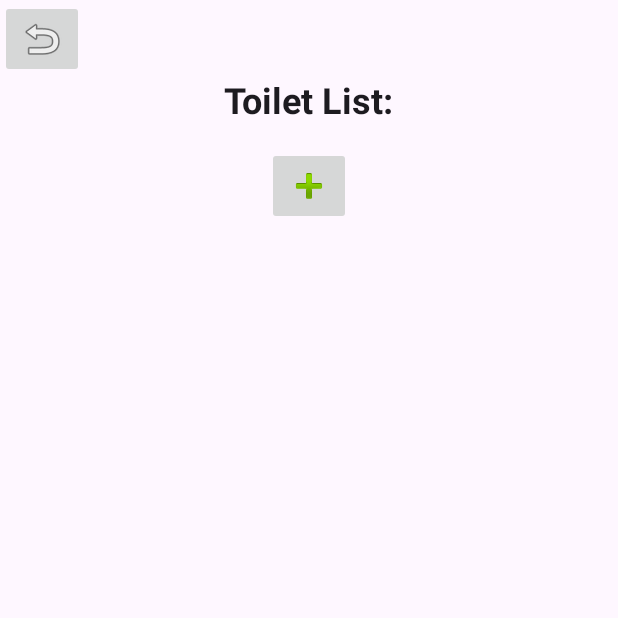
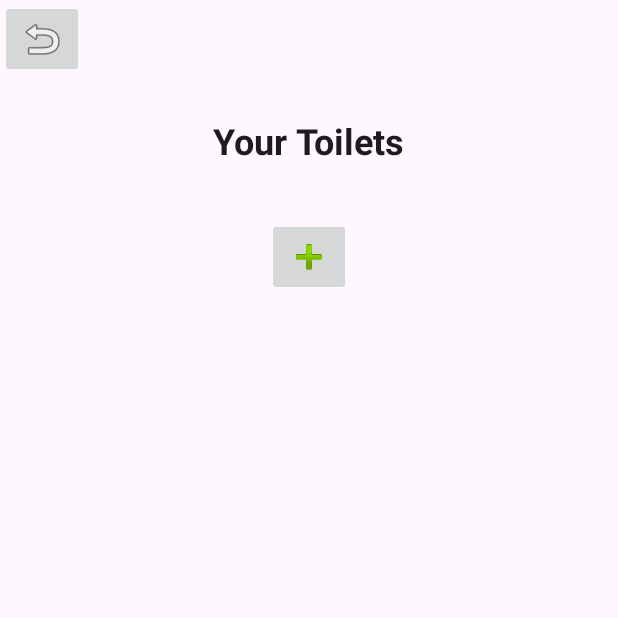
Before and after one commit to LoganLeeTwentyThree/CrapMap, an Android app: the ToiletListActivity screen opened directly, with no data from a screen before it, on a phone screen of 412 x 824 dp, the top half of it. Run offline under Robolectric (Android 15) with nearby library versions, the phone set to English and light mode, and no system bars.

Commit message:
Made toilet list scroll view work and made reviews clickable

```diff
--- a/app/src/main/java/com/example/crapmap/ToiletListActivity.java
+++ b/app/src/main/java/com/example/crapmap/ToiletListActivity.java
@@ -46,6 +46,11 @@ public class ToiletListActivity extends AppCompatActivity {
             cardViewParams.setMargins(0,10,0,10);
             cardView.setLayoutParams(cardViewParams);
             cardView.setCardBackgroundColor(Color.parseColor("#e0e0e0"));
+            cardView.setOnClickListener((view) -> {
+                Intent intent = new Intent(this, ToiletProfileActivity.class);
+                intent.putExtra("Toilet", toilet.getID());
+                startActivity(intent);
+            });
             parent.addView(cardView);
 
             //Layout for a single toilet entry
--- a/app/src/main/java/com/example/crapmap/UserProfileActivity.java
+++ b/app/src/main/java/com/example/crapmap/UserProfileActivity.java
@@ -175,11 +175,9 @@ public class UserProfileActivity extends AppCompatActivity {
 
                 nameRatingBox.addView(bar);
 
-                // TODO: attempt to make it clickable
                 cardView.setOnClickListener(v -> {
                     Log.d("UserProfileActivity.java", "clicked toilet view");
                     Intent intent = new Intent(this, ToiletProfileActivity.class);
-                    // TODO: add toilet id as intent thingy
                     intent.putExtra("Toilet", rating.getRatee().getID());
                     startActivity(intent);
                 });
--- a/app/src/main/res/layout/activity_toilet_list.xml
+++ b/app/src/main/res/layout/activity_toilet_list.xml
@@ -1,9 +1,10 @@
 <?xml version="1.0" encoding="utf-8"?>
-<androidx.constraintlayout.widget.ConstraintLayout xmlns:android="http://schemas.android.com/apk/res/android"
+<LinearLayout xmlns:android="http://schemas.android.com/apk/res/android"
     xmlns:app="http://schemas.android.com/apk/res-auto"
     xmlns:tools="http://schemas.android.com/tools"
     android:layout_width="match_parent"
     android:layout_height="match_parent"
+    android:orientation="vertical"
     tools:context=".MainActivity">
 
     <!--    back button -->
@@ -17,22 +18,24 @@
 
     <!-- toilet list -->
     <TextView
+        android:layout_gravity="center_horizontal"
         android:id="@+id/title"
         android:layout_width="wrap_content"
         android:layout_height="wrap_content"
-        android:layout_marginTop="50dp"
+        android:layout_marginTop="25dp"
         android:layout_marginBottom="20dp"
-        android:text="Toilet List:"
+        android:text="Your Toilets"
         android:textAppearance="@style/TextAppearance.AppCompat.Headline"
         android:textStyle="bold"
         app:layout_constraintEnd_toEndOf="parent"
         app:layout_constraintStart_toStartOf="parent"
-        app:layout_constraintTop_toTopOf="parent" />
+        app:layout_constraintTop_toTopOf="parent"
+        app:layout_constraintBottom_toTopOf="@id/scrollView2"/>
 
     <ScrollView
         android:id="@+id/scrollView2"
         android:layout_width="match_parent"
-        android:layout_height="wrap_content"
+        android:layout_height="match_parent"
         app:layout_constraintEnd_toEndOf="parent"
         app:layout_constraintStart_toStartOf="parent"
         app:layout_constraintTop_toBottomOf="@+id/title">
@@ -40,20 +43,21 @@
         <LinearLayout
             android:id="@+id/toiletListParent"
             android:layout_width="match_parent"
-            android:layout_height="wrap_content"
-            android:orientation="vertical">
+            android:layout_height="match_parent"
+            android:orientation="vertical"
+            android:gravity="center_horizontal">
+
+            <ImageButton
+                android:id="@+id/plus_btn"
+                android:layout_width="wrap_content"
+                android:layout_height="wrap_content"
+                android:layout_marginTop="15dp"
+                app:layout_constraintTop_toBottomOf="@+id/scrollView2"
+                app:srcCompat="@android:drawable/ic_input_add" />
 
         </LinearLayout>
     </ScrollView>
 
-    <ImageButton
-        android:id="@+id/plus_btn"
-        android:layout_width="wrap_content"
-        android:layout_height="wrap_content"
-        android:layout_marginTop="15dp"
-        app:layout_constraintEnd_toEndOf="parent"
-        app:layout_constraintStart_toStartOf="parent"
-        app:layout_constraintTop_toBottomOf="@+id/scrollView2"
-        app:srcCompat="@android:drawable/ic_input_add" />
 
-</androidx.constraintlayout.widget.ConstraintLayout>
+
+</LinearLayout>
```
Also changed, not shown: app/src/main/java/com/example/crapmap/ToiletProfileActivity.java (+0 -38 lines).
